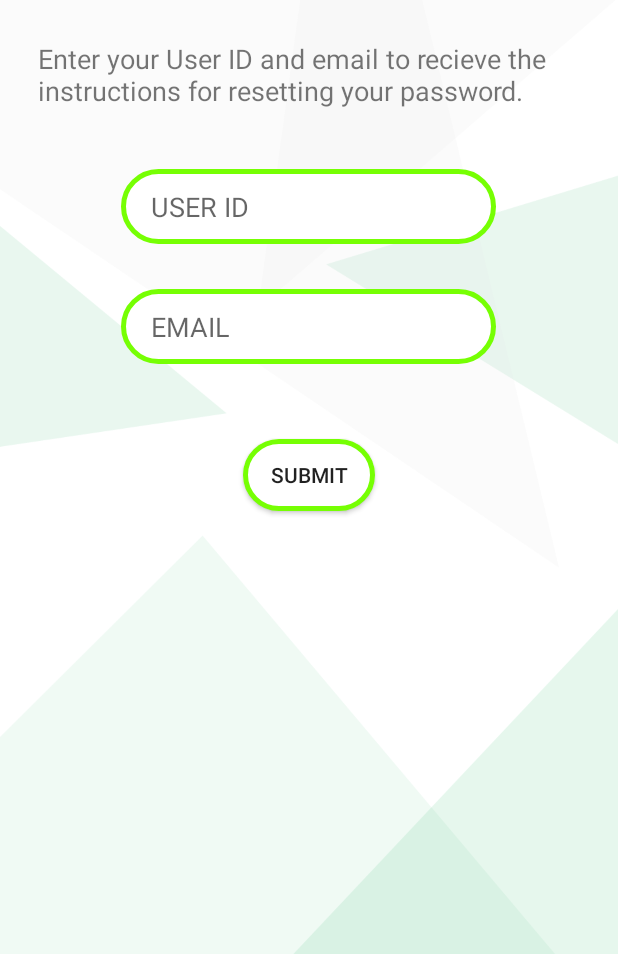
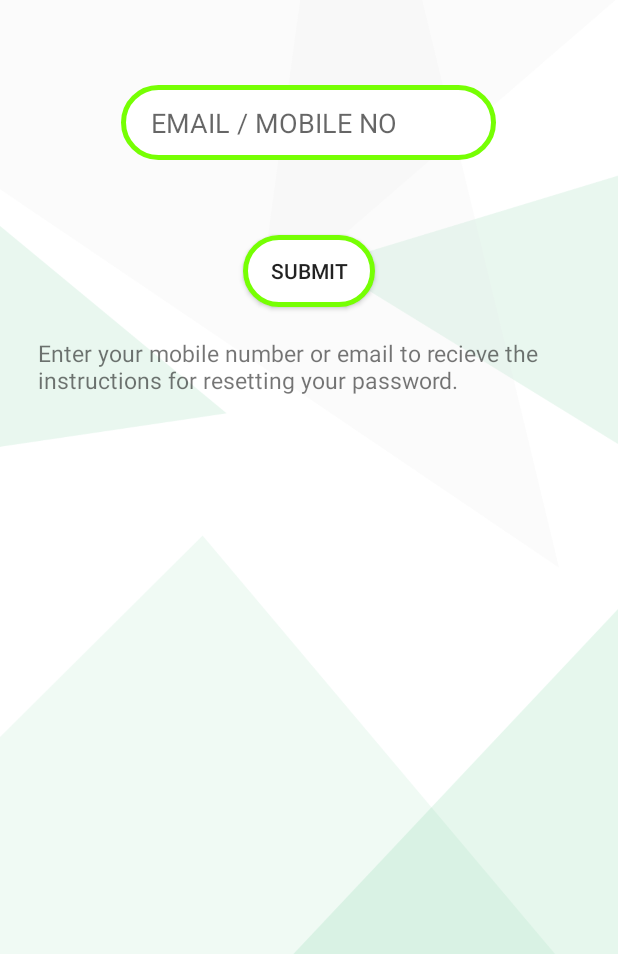
Before and after one commit to Dheeraj1998/MeaVita, an Android app: the Forgot_Password screen opened directly, with no data from a screen before it, on a phone screen of 412 x 824 dp, the part 282-1236 px from its top. Run offline under Robolectric (Android 15) with nearby library versions, the phone set to English and light mode, and no system bars.

```diff
--- a/app/src/main/res/layout/activity_forgot__password.xml
+++ b/app/src/main/res/layout/activity_forgot__password.xml
@@ -23,23 +23,6 @@
         android:textColor="@android:color/black"
         android:layout_gravity="center"/>
 
-    <TextView
-        android:layout_width="match_parent"
-        android:layout_height="wrap_content"
-        android:layout_marginRight="25dp"
-        android:layout_marginLeft="25dp"
-        android:textSize="18dp"
-        android:text="Enter your User ID and email to recieve the instructions for resetting your password."
-        android:layout_gravity="center"/>
-
-    <EditText
-        android:layout_width="250dp"
-        android:layout_height="50dp"
-        android:layout_gravity="center"
-        android:layout_marginTop="40dp"
-        android:background="@drawable/rounded_rectangle"
-        android:hint="USER ID"
-        android:paddingStart="20dp" />
 
     <EditText
         android:layout_width="250dp"
@@ -47,7 +30,7 @@
         android:layout_gravity="center"
         android:layout_marginTop="30dp"
         android:background="@drawable/rounded_rectangle"
-        android:hint="EMAIL"
+        android:hint="EMAIL / MOBILE NO"
         android:paddingStart="20dp" />
 
     <Button
@@ -60,4 +43,15 @@
         android:background="@drawable/rounded_rectangle"
         android:text="SUBMIT" />
 
+    <TextView
+        android:layout_width="match_parent"
+        android:layout_height="wrap_content"
+        android:layout_marginTop="20dp"
+        android:layout_marginRight="25dp"
+        android:layout_marginLeft="25dp"
+        android:textSize="15dp"
+        android:text="Enter your mobile number or email to recieve the instructions for resetting your password."
+        android:layout_gravity="center"/>
+
+
 </LinearLayout>
```
